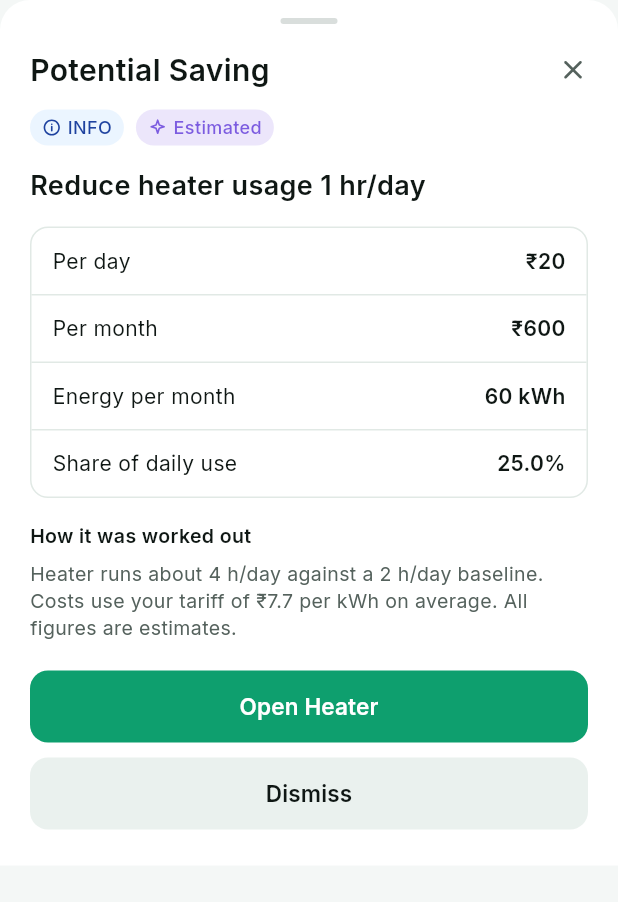
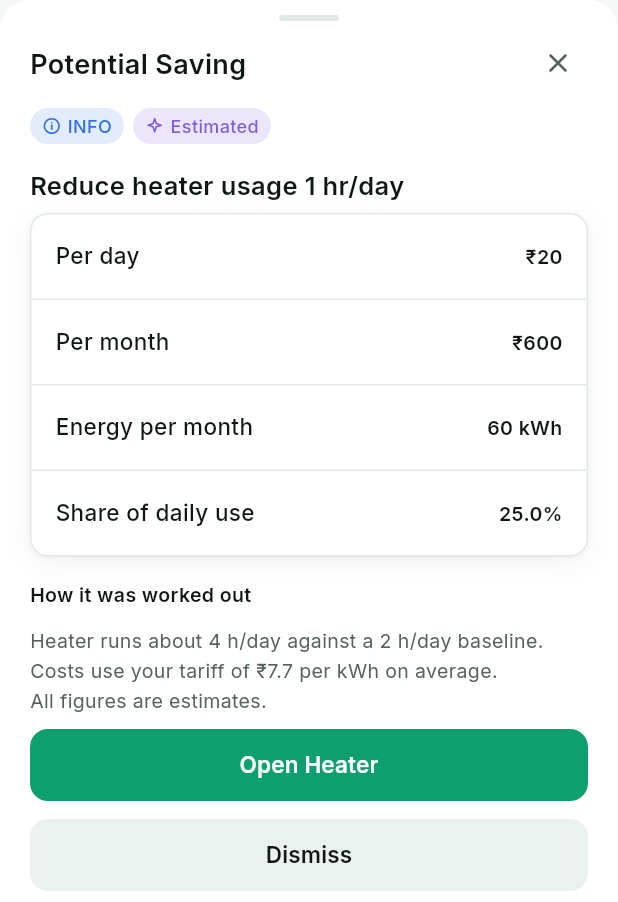
Before and after one commit to VimalChaudhary07/SEMS, a Flutter app: the AiInsightDetailsSheet widget shown alone on an empty page, opened directly, on a phone screen of 412 x 824 dp. Shown: the top 902 px of the screen. Run offline on Flutter 3.47's test engine with Material 3 defaults, Android fonts, the phone set to English and light mode, and no system bars; our stand-ins replace drift, drift_flutter, flutter_riverpod, flutter_svg, freezed_annotation, go_router; accounts and stored records are empty; generated files the repository leaves out were written again.

Commit message:
feat: implement and visually verify AI - insight details sheet (Node 21:851)

```diff
--- a/lib/features/views/insights_screen.dart
+++ b/lib/features/views/insights_screen.dart
@@ -2089,39 +2089,48 @@ class AiInsightDetailsSheet extends StatelessWidget {
         color: Colors.white,
         borderRadius: BorderRadius.vertical(top: Radius.circular(20)),
       ),
-      padding: const EdgeInsets.fromLTRB(20, 12, 20, 24),
+      padding: const EdgeInsets.fromLTRB(20, 0, 20, 27),
       child: Column(
         mainAxisSize: MainAxisSize.min,
         crossAxisAlignment: CrossAxisAlignment.start,
         children: [
-          // Drag handle
+          // Drag handle (40x4 in 10px 0px 4px frame)
           Center(
+            child: Padding(
+              padding: const EdgeInsets.only(top: 10, bottom: 4),
               child: Container(
-              width: 38,
+                width: 40,
                 height: 4,
                 decoration: BoxDecoration(
-                color: const Color(0xFFD9DEDC),
+                  color: const Color(0xFFE1E9E5),
                   borderRadius: BorderRadius.circular(999),
                 ),
               ),
             ),
-          const SizedBox(height: 16),
-
-          // Header
-          Row(
+          ),
+
+          // Header (4px 0px 8px padding)
+          Padding(
+            padding: const EdgeInsets.only(top: 4, bottom: 8),
+            child: Row(
               mainAxisAlignment: MainAxisAlignment.spaceBetween,
               children: [
                 const Text(
                   'Potential Saving',
                   style: TextStyle(
                     fontFamily: 'Inter',
-                  fontSize: 20,
-                  fontWeight: FontWeight.w600,
-                  color: Color(0xFF0F1714),
+                    fontSize: 18,
+                    fontWeight: FontWeight.w600,
+                    color: Color(0xFF0F1714),
+                    height: 1.33,
                   ),
                 ),
                 GestureDetector(
                   onTap: () => Navigator.of(context).pop(),
+                  child: Container(
+                    width: 40,
+                    height: 40,
+                    alignment: Alignment.center,
                     child: SvgPicture.asset(
                       AppAssets.iconClose,
                       width: 20,
@@ -2132,18 +2141,20 @@ class AiInsightDetailsSheet extends StatelessWidget {
                       ),
                     ),
                   ),
-            ],
-          ),
-          const SizedBox(height: 12),
-
-          // Badges
+                ),
+              ],
+            ),
+          ),
+          const SizedBox(height: 2),
+
+          // Badges (gap: 6px)
           Row(
             children: [
               Container(
                 height: 24,
                 padding: const EdgeInsets.symmetric(horizontal: 8),
                 decoration: BoxDecoration(
-                  color: const Color(0xFFEBF5FF),
+                  color: const Color(0xFFE3ECFD),
                   borderRadius: BorderRadius.circular(999),
                 ),
                 child: Row(
@@ -2154,7 +2165,7 @@ class AiInsightDetailsSheet extends StatelessWidget {
                       width: 13,
                       height: 13,
                       colorFilter: const ColorFilter.mode(
-                        Color(0xFF1E429F),
+                        Color(0xFF2F6FED),
                         BlendMode.srcIn,
                       ),
                     ),
@@ -2165,44 +2176,58 @@ class AiInsightDetailsSheet extends StatelessWidget {
                         fontFamily: 'Inter',
                         fontSize: 12,
                         fontWeight: FontWeight.w500,
-                        color: Color(0xFF1E429F),
-                      ),
-                    ),
-                  ],
-                ),
-              ),
-              const SizedBox(width: 8),
+                        color: Color(0xFF2F6FED),
+                      ),
+                    ),
+                  ],
+                ),
+              ),
+              const SizedBox(width: 6),
               const _EstimatedBadge(),
             ],
           ),
-          const SizedBox(height: 14),
+          const SizedBox(height: 16),
 
           // Title
           const Text(
             'Reduce heater usage 1 hr/day',
             style: TextStyle(
               fontFamily: 'Inter',
-              fontSize: 18,
-              fontWeight: FontWeight.w600,
-              color: Color(0xFF0F1714),
-            ),
-          ),
-          const SizedBox(height: 14),
+              fontSize: 17,
+              fontWeight: FontWeight.w600,
+              color: Color(0xFF0F1714),
+              height: 1.41,
+            ),
+          ),
+          const SizedBox(height: 6),
 
           // Metrics table
           Container(
             decoration: BoxDecoration(
+              color: Colors.white,
               borderRadius: BorderRadius.circular(12),
               border: Border.all(color: const Color(0xFFE1E9E5)),
+              boxShadow: const [
+                BoxShadow(
+                  color: Color.fromRGBO(16, 22, 20, 0.05),
+                  blurRadius: 2,
+                  offset: Offset(0, 1),
+                ),
+                BoxShadow(
+                  color: Color.fromRGBO(16, 22, 20, 0.05),
+                  blurRadius: 14,
+                  offset: Offset(0, 4),
+                ),
+              ],
             ),
             child: Column(
               children: [
                 _buildMetricRow('Per day', '₹20'),
-                const Divider(height: 1, color: Color(0xFFE1E9E5)),
+                const Divider(height: 1, thickness: 1, color: Color(0xFFE1E9E5)),
                 _buildMetricRow('Per month', '₹600'),
-                const Divider(height: 1, color: Color(0xFFE1E9E5)),
+                const Divider(height: 1, thickness: 1, color: Color(0xFFE1E9E5)),
                 _buildMetricRow('Energy per month', '60 kWh'),
-                const Divider(height: 1, color: Color(0xFFE1E9E5)),
+                const Divider(height: 1, thickness: 1, color: Color(0xFFE1E9E5)),
                 _buildMetricRow('Share of daily use', '25.0%'),
               ],
             ),
@@ -2217,20 +2242,21 @@ class AiInsightDetailsSheet extends StatelessWidget {
               fontSize: 13,
               fontWeight: FontWeight.w600,
               color: Color(0xFF0F1714),
-            ),
-          ),
-          const SizedBox(height: 6),
-          const Text(
-            'Heater runs about 4 h/day against a 2 h/day baseline. Costs use your tariff of ₹7.7 per kWh on average. All figures are estimates.',
+              height: 1.38,
+            ),
+          ),
+          const SizedBox(height: 12),
+          const Text(
+            'Heater runs about 4 h/day against a 2 h/day baseline.\nCosts use your tariff of ₹7.7 per kWh on average.\nAll figures are estimates.',
             style: TextStyle(
               fontFamily: 'Inter',
               fontSize: 13,
               fontWeight: FontWeight.w400,
               color: Color(0xFF55625D),
-              height: 1.4,
-            ),
-          ),
-          const SizedBox(height: 20),
+              height: 1.54,
+            ),
+          ),
+          const SizedBox(height: 9),
 
           // Action buttons
           SizedBox(
@@ -2256,7 +2282,7 @@ class AiInsightDetailsSheet extends StatelessWidget {
               ),
             ),
           ),
-          const SizedBox(height: 10),
+          const SizedBox(height: 12),
           SizedBox(
             width: double.infinity,
             height: 48,
@@ -2286,8 +2312,10 @@ class AiInsightDetailsSheet extends StatelessWidget {
   }
 
   Widget _buildMetricRow(String label, String value) {
-    return Padding(
-      padding: const EdgeInsets.symmetric(horizontal: 14, vertical: 12),
+    return SizedBox(
+      height: 56,
+      child: Padding(
+        padding: const EdgeInsets.symmetric(horizontal: 16),
         child: Row(
           mainAxisAlignment: MainAxisAlignment.spaceBetween,
           children: [
@@ -2295,21 +2323,24 @@ class AiInsightDetailsSheet extends StatelessWidget {
               label,
               style: const TextStyle(
                 fontFamily: 'Inter',
-              fontSize: 14,
-              fontWeight: FontWeight.w400,
-              color: Color(0xFF0F1714),
+                fontSize: 15,
+                fontWeight: FontWeight.w500,
+                color: Color(0xFF0F1714),
+                height: 1.33,
               ),
             ),
             Text(
               value,
               style: const TextStyle(
                 fontFamily: 'Inter',
-              fontSize: 14,
-              fontWeight: FontWeight.w600,
-              color: Color(0xFF0F1714),
-            ),
-          ),
-        ],
+                fontSize: 13,
+                fontWeight: FontWeight.w600,
+                color: Color(0xFF0F1714),
+                height: 1.38,
+              ),
+            ),
+          ],
+        ),
       ),
     );
   }
```
Also changed, not shown: 2 other files. Lines whose indentation alone changed are shown as unchanged.
